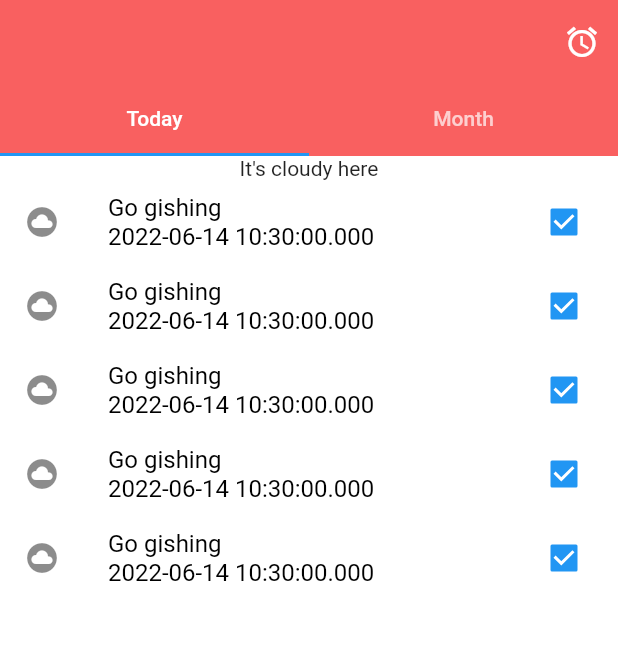
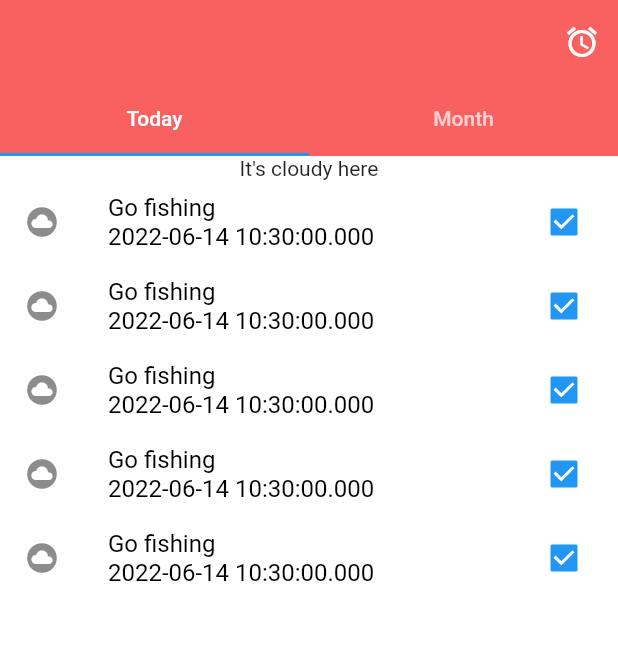
Before and after one commit to Eazy252/taska, a Flutter app: the screen it shows after launch, after a tap on "Login", on a phone screen of 412 x 824 dp. Shown: the top 646 px of the screen. Run offline on Flutter 3.47's test engine with Material 2 defaults, Android fonts, the phone set to English and light mode, and no system bars; our stand-ins replace device_preview.

Commit message:
little changes

```diff
--- a/lib/main.dart
+++ b/lib/main.dart
@@ -1,4 +1,5 @@
 import 'package:device_preview/device_preview.dart';
+import 'package:flutter/foundation.dart';
 import 'package:flutter/material.dart';
 import 'package:taska/views/forgot_password_view/forgot_passwrod.dart';
 import 'package:taska/views/home/home.dart';
@@ -7,11 +8,11 @@ import 'package:taska/views/reset_password_view/reset_password.dart';
 import 'package:taska/views/sucessfull_view/sucessfull.dart';
 
 void main() => runApp(
-  const MyApp(),
-      // DevicePreview(
-      //   enabled: !kReleaseMode,
-      //   builder: (context) => const MyApp(), // Wrap your app
-      // ),
+  // const MyApp(),
+      DevicePreview(
+        enabled: !kReleaseMode,
+        builder: (context) => const MyApp(), // Wrap your app
+      ),
     );
 
 class MyApp extends StatelessWidget {
--- a/lib/utilities/strings.dart
+++ b/lib/utilities/strings.dart
@@ -30,4 +30,5 @@ class ResetPasswordScreen {
 class HomeScreenString {
   static const String today = 'Today';
   static const String month = 'Month';
+  static const String goFishing = 'Go fishing';
 }
--- a/lib/views/home/home.dart
+++ b/lib/views/home/home.dart
@@ -56,7 +56,10 @@ class HomeScreen extends StatelessWidget {
                           itemBuilder: (BuildContext context, int index) {
                             return TodaysTask(checked: _checked, time: time);
                           })),
-                  const Expanded(child: FlutterLogo())
+                  const Expanded(
+
+
+                    child: FlutterLogo())
                 ],
               ),
               const Center(
--- a/lib/widgets/checkBoxListTile.dart
+++ b/lib/widgets/checkBoxListTile.dart
@@ -18,7 +18,7 @@ class TodaysTask extends StatelessWidget {
     return CheckboxListTile(
       autofocus: true,
       value: _checked != 1.0,
-      title: MediumSizedText(text: 'Go gishing \n$time'),
+      title: MediumSizedText(text: 'Go fishing \n$time'),
       secondary: const Icon(
         Icons.cloud_circle,
       ),
```
